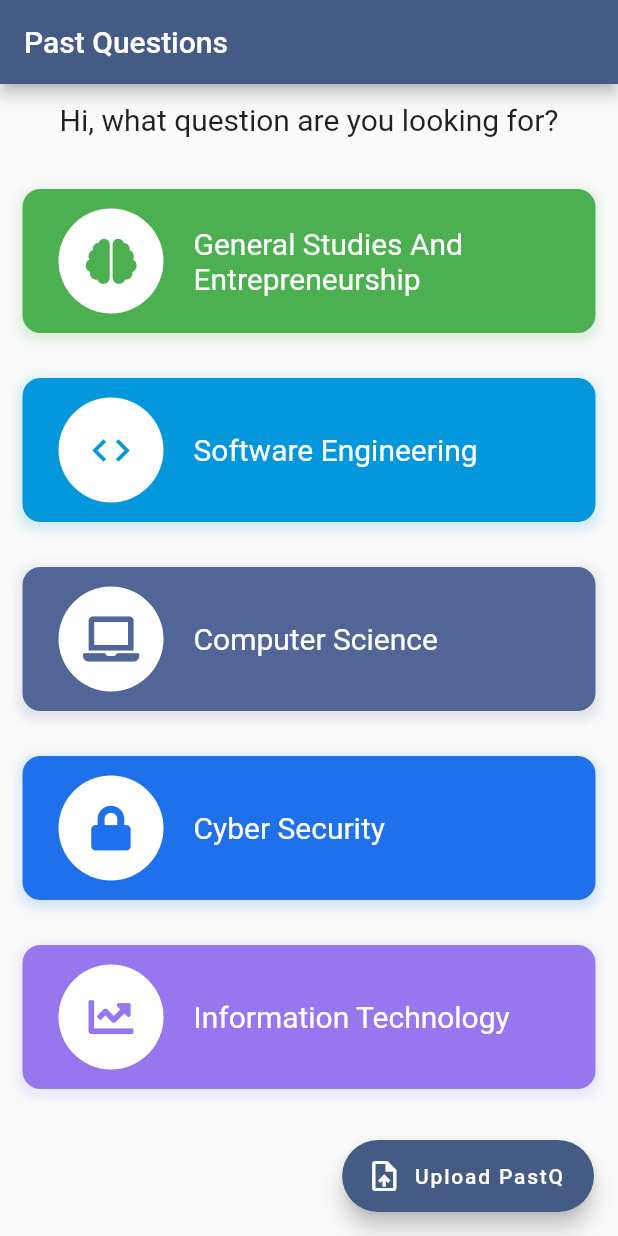
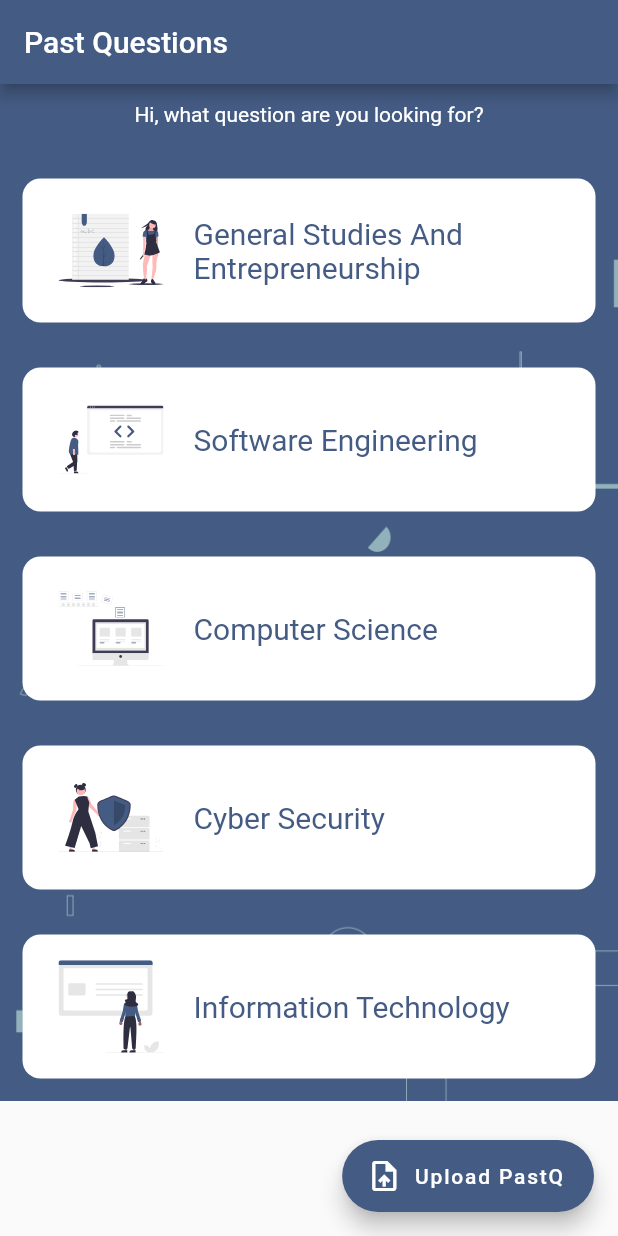
Before and after one commit to musjib999/questionsApp, a Flutter app: the screen it shows after launch, on a phone screen of 412 x 824 dp. Run offline on Flutter 3.47's test engine with Material 2 defaults, Android fonts, the phone set to English and light mode, and no system bars; drawn by our look-alikes of animated_text_kit; our stand-ins replace argon_buttons_flutter, cloud_firestore, file_picker, firebase_core, firebase_storage, flutter_svg and 2 more; missing offline and left inert: advance_pdf_viewer; accounts and stored records are empty.

Commit message:
UI changes

```diff
--- a/lib/routes/routes.dart
+++ b/lib/routes/routes.dart
@@ -1,14 +1,8 @@
 import 'package:flutter/material.dart';
-import 'package:pastq/screens/courses_screen.dart';
-import 'package:pastq/screens/levels_screen.dart';
-import 'package:pastq/screens/semester_screen.dart';
 import 'package:pastq/screens/splash_screen.dart';
 import 'package:pastq/screens/unavailableCourses_screen.dart';
 
 Map<String, WidgetBuilder> myRoutes = {
   SplashScreen.id: (BuildContext context) => SplashScreen(),
-  LevelPage.id: (BuildContext context) => LevelPage(),
-  CoursesPage.id: (BuildContext context) => CoursesPage(),
-  SemesterPage.id: (BuildContext context) => SemesterPage(),
   NoCoursesPage.id: (BuildContext context) => NoCoursesPage(),
 };
--- a/lib/screens/home_screen.dart
+++ b/lib/screens/home_screen.dart
@@ -1,5 +1,4 @@
 import 'package:flutter/material.dart';
-import 'package:font_awesome_flutter/font_awesome_flutter.dart';
 import 'package:pastq/core/service_injector/service_injector.dart';
 import 'package:pastq/screens/courses_screen.dart';
 import 'package:pastq/screens/levels_screen.dart';
@@ -21,16 +20,27 @@ class _HomePageState extends State<HomePage> {
         title: Text('Past Questions'),
         backgroundColor: Color(0xff445B83),
       ),
-      body: SingleChildScrollView(
+      body: Container(
+        decoration: BoxDecoration(
+          image: DecorationImage(
+            image: AssetImage('assets/images/background.png'),
+            fit: BoxFit.fill,
+          ),
+        ),
+        child: SingleChildScrollView(
           child: Column(
             children: <Widget>[
               Container(
                 margin: EdgeInsets.all(12.0),
-              child: TyperAnimatedTextKit(
-                text: ['Hi, what question are you looking for?'],
-                textStyle: TextStyle(
-                  fontSize: 20.0,
+                child: AnimatedTextKit(
+                  animatedTexts: [
+                    TypewriterAnimatedText(
+                      'Hi, what question are you looking for?',
+                      speed: const Duration(milliseconds: 80),
+                      textStyle: TextStyle(color: Colors.white),
                     ),
+                  ],
+                  displayFullTextOnTap: true,
                 ),
               ),
               SizedBox(
@@ -38,65 +48,80 @@ class _HomePageState extends State<HomePage> {
               ),
               GestureDetector(
                 child: DepertmentCard(
-                color: Colors.green,
+                  color: Colors.white,
                   title: depertments[0],
-                icon: FontAwesomeIcons.brain,
+                  icon: 'assets/svg/gsp.svg',
                   boxShadowColor: Colors.green.withOpacity(0.5),
                 ),
                 onTap: () {
                   depertment = depertments[0];
-                pastQservice.routerService.nextRoute(context, CoursesPage());
+
+                  pastQservice.routerService.nextRoute(
+                      context,
+                      CoursesPage(
+                        depertment: depertments[0],
+                      ));
                 },
               ),
               GestureDetector(
                 child: DepertmentCard(
                   color: Color(0xff0597dc),
                   title: depertments[1],
-                icon: Icons.code,
+                  icon: 'assets/svg/swe.svg',
                   boxShadowColor: Color(0xff0597dc).withOpacity(0.5),
                 ),
                 onTap: () {
-                pastQservice.routerService.nextRoute(context, LevelPage());
                   depertment = depertments[1];
+                  Navigator.push(context, MaterialPageRoute(builder: (context) {
+                    return LevelPage(depertments[1]);
+                  }));
                 },
               ),
               GestureDetector(
                 child: DepertmentCard(
                   color: Color(0xff516696),
                   title: depertments[2],
-                icon: FontAwesomeIcons.laptop,
+                  icon: 'assets/svg/csc.svg',
                   boxShadowColor: Color(0xff516696).withOpacity(0.5),
                 ),
                 onTap: () {
-                pastQservice.routerService.nextRoute(context, LevelPage());
                   depertment = depertments[2];
+
+                  Navigator.push(context, MaterialPageRoute(builder: (context) {
+                    return LevelPage(depertments[2]);
+                  }));
                 },
               ),
               GestureDetector(
                 child: DepertmentCard(
                   color: Color(0xff1e70eb),
                   title: depertments[3],
-                icon: FontAwesomeIcons.lock,
+                  icon: 'assets/svg/cbs.svg',
                   boxShadowColor: Color(0xff1e70eb).withOpacity(0.5),
                 ),
                 onTap: () {
-                pastQservice.routerService.nextRoute(context, LevelPage());
                   depertment = depertments[3];
+                  Navigator.push(context, MaterialPageRoute(builder: (context) {
+                    return LevelPage(depertments[3]);
+                  }));
                 },
               ),
               GestureDetector(
                 child: DepertmentCard(
                   color: Color(0xff9677EF),
                   title: depertments[4],
-                icon: FontAwesomeIcons.chartLine,
+                  icon: 'assets/svg/ift.svg',
                   boxShadowColor: Color(0xff9677EF).withOpacity(0.5),
                 ),
                 onTap: () {
-                pastQservice.routerService.nextRoute(context, LevelPage());
                   depertment = depertments[4];
+                  Navigator.push(context, MaterialPageRoute(builder: (context) {
+                    return LevelPage(depertments[4]);
+                  }));
                 },
               ),
             ],
+          ),
         ),
       ),
       floatingActionButton: FloatingActionButton.extended(
--- a/lib/shared/themes/constants.dart
+++ b/lib/shared/themes/constants.dart
@@ -1,3 +1,3 @@
 import 'package:flutter/material.dart';
 
-const kCardTextStyle = TextStyle(color: Colors.white, fontSize: 20.0);
+const kCardTextStyle = TextStyle(color: Color(0xff445B83), fontSize: 20.0);
--- a/lib/shared/widgets/cards/depertment_card.dart
+++ b/lib/shared/widgets/cards/depertment_card.dart
@@ -1,4 +1,5 @@
 import 'package:flutter/material.dart';
+import 'package:flutter_svg/flutter_svg.dart';
 import 'package:pastq/shared/themes/constants.dart';
 
 class DepertmentCard extends StatelessWidget {
@@ -7,7 +8,7 @@ class DepertmentCard extends StatelessWidget {
       required this.icon,
       required this.color,
       this.boxShadowColor});
-  final IconData icon;
+  final String icon;
   final String title;
   final Color color;
   final Color? boxShadowColor;
@@ -19,16 +20,8 @@ class DepertmentCard extends StatelessWidget {
       padding: EdgeInsets.all(4),
       width: double.infinity,
       decoration: BoxDecoration(
-        color: color,
+        color: Colors.white,
         borderRadius: BorderRadius.circular(12.0),
-        boxShadow: [
-          BoxShadow(
-            color: boxShadowColor!.withOpacity(0.15),
-            offset: Offset(0, 2.5),
-            spreadRadius: 3,
-            blurRadius: 5,
-          ),
-        ],
       ),
       child: Row(
         children: <Widget>[
@@ -43,10 +36,12 @@ class DepertmentCard extends StatelessWidget {
               color: Colors.white,
               shape: BoxShape.circle,
             ),
-            child: Icon(
-              icon,
-              size: 30.0,
-              color: color,
+            child: Container(
+              child: SvgPicture.asset(
+                icon,
+                semanticsLabel: 'Search',
+                height: 30,
+              ),
             ),
           ),
           Flexible(
```
Also changed, not shown: lib/core/services/database_service.dart (+10 -17 lines), lib/screens/courses_screen.dart (+55 -13 lines), lib/screens/levels_screen.dart (+37 -45 lines), lib/screens/question_screen.dart (+16 -2 lines), lib/screens/semester_screen.dart (+25 -17 lines), lib/screens/unavailableCourses_screen.dart (+14 -6 lines), lib/shared/widgets/cards/semester_card.dart (+8 -12 lines), assets/images/Icon.png (added), assets/images/background.png (added), assets/images/cardBackground.png (added), assets/images/card_background.png (added), assets/svg/cbs.svg (added), assets/svg/csc.svg (added), assets/svg/gsp.svg (added), 2 more files. Lines whose indentation alone changed are shown as unchanged.
